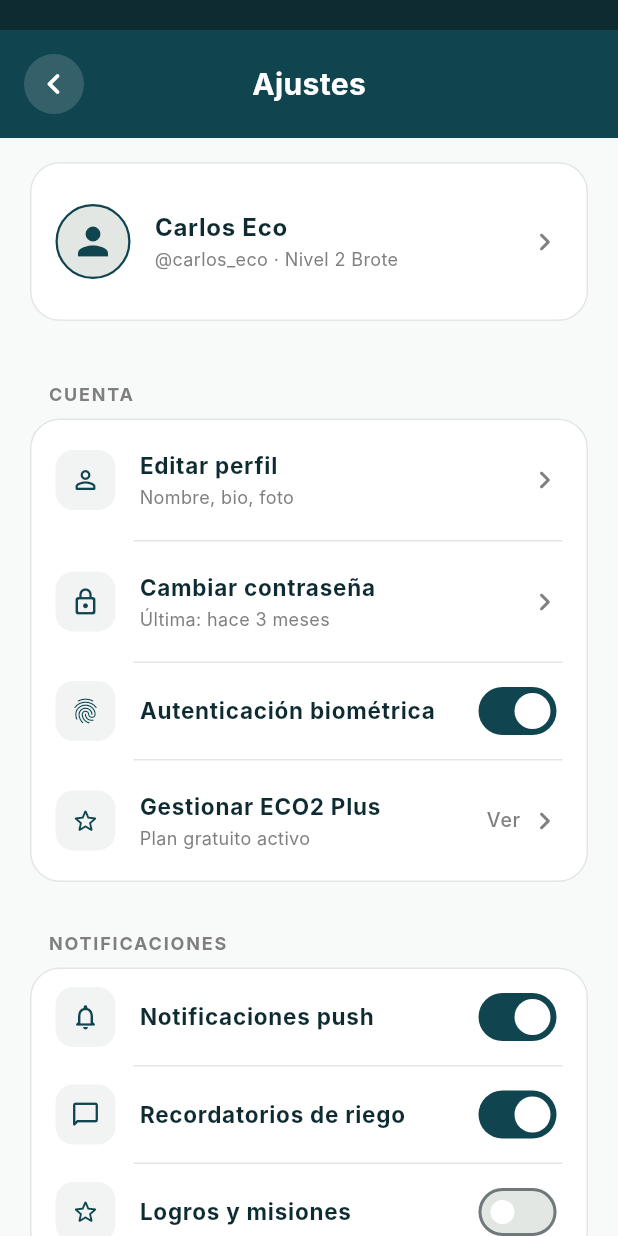
After one commit to ECO-2/FRONTEND-ECO-2, a Flutter app: the SettingsScreen screen opened by its route, on a phone screen of 412 x 824 dp. The commit adds this screen. Run offline on Flutter 3.47's test engine with Material 3 defaults, Android fonts, the phone set to English and light mode, and no system bars; accounts and stored records are empty; Roboto replaces fonts that are missing (Inter).

Commit message:
feat: add settings screen and update routing configuration

```diff
--- a/lib/routing/app_routes.dart
+++ b/lib/routing/app_routes.dart
@@ -5,6 +5,7 @@ import 'package:frontend_eco_2/screens/auth/register_screen.dart';
 import 'package:frontend_eco_2/screens/dashboard/dashboard_screen.dart';
 import 'package:frontend_eco_2/screens/notifications/notifications_screen.dart';
 import 'package:frontend_eco_2/screens/profile/edit_profile_screen.dart';
+import 'package:frontend_eco_2/screens/settings/settings_screen.dart';
 
 class AppRoutes {
   static const String welcome = '/';
@@ -59,7 +60,7 @@ class AppRoutes {
       case editProfile:
         return MaterialPageRoute(builder: (_) => const EditProfileScreen());
       case settings:
-        return MaterialPageRoute(builder: (_) => _placeholderScreen('Ajustes'));
+        return MaterialPageRoute(builder: (_) => const SettingsScreen());
       case greenFootprint:
         return MaterialPageRoute(builder: (_) => _placeholderScreen('Mi Huella Verde'));
       case missions:
--- a/lib/screens/notifications/notifications_screen.dart
+++ b/lib/screens/notifications/notifications_screen.dart
@@ -4,7 +4,6 @@ import 'package:provider/provider.dart';
 import 'package:frontend_eco_2/providers/providers.dart';
 import 'package:frontend_eco_2/theme/app_colors.dart';
 import 'package:frontend_eco_2/routing/app_routes.dart';
-import 'package:frontend_eco_2/widgets/common/custom_app_bar.dart';
 import 'package:frontend_eco_2/widgets/common/custom_status_bar.dart';
 
 class NotificationsScreen extends StatelessWidget {
--- /dev/null
+++ b/lib/screens/settings/settings_screen.dart
@@ -0,0 +1,418 @@
+import 'package:flutter/material.dart';
+import 'package:provider/provider.dart';
+import 'package:frontend_eco_2/providers/providers.dart';
+import 'package:frontend_eco_2/theme/app_colors.dart';
+import 'package:frontend_eco_2/routing/app_routes.dart';
+import 'package:frontend_eco_2/widgets/common/custom_status_bar.dart';
+
+class SettingsScreen extends StatefulWidget {
+  const SettingsScreen({super.key});
+
+  @override
+  State<SettingsScreen> createState() => _SettingsScreenState();
+}
+
+class _SettingsScreenState extends State<SettingsScreen> {
+  bool _biometricAuth = true;
+  bool _pushNotifications = true;
+  bool _wateringReminders = true;
+  bool _achievementsMissions = false;
+  late bool _darkMode;
+
+  @override
+  void initState() {
+    super.initState();
+    final themeProvider = Provider.of<ThemeProvider>(context, listen: false);
+    _darkMode = themeProvider.isDarkMode;
+  }
+
+  @override
+  Widget build(BuildContext context) {
+    final userProvider = Provider.of<UserProvider>(context);
+    final themeProvider = Provider.of<ThemeProvider>(context);
+    final user = userProvider.currentUser;
+
+    return Scaffold(
+      backgroundColor: AppColors.background,
+      body: Column(
+        children: [
+          const CustomStatusBar(),
+          _buildAppBar(context),
+          Expanded(
+            child: ListView(
+              padding: const EdgeInsets.symmetric(horizontal: 20.0, vertical: 16.0),
+              children: [
+                // Profile summary card
+                Container(
+                  margin: const EdgeInsets.only(bottom: 24),
+                  decoration: BoxDecoration(
+                    color: Colors.white,
+                    borderRadius: BorderRadius.circular(20),
+                    border: Border.all(color: const Color(0xFFE2E7E4), width: 1),
+                  ),
+                  child: ListTile(
+                    contentPadding: const EdgeInsets.all(16),
+                    leading: Container(
+                      width: 50,
+                      height: 50,
+                      decoration: BoxDecoration(
+                        shape: BoxShape.circle,
+                        color: const Color(0xFFE2E7E4),
+                        border: Border.all(color: AppColors.primary, width: 1.5),
+                      ),
+                      child: const Icon(
+                        Icons.person,
+                        size: 30,
+                        color: AppColors.primary,
+                      ),
+                    ),
+                    title: Text(
+                      user != null && user.username.isNotEmpty && user.username != 'usuario'
+                          ? user.username
+                          : 'Carlos Eco',
+                      style: const TextStyle(
+                        fontWeight: FontWeight.bold,
+                        fontSize: 16,
+                        color: AppColors.textPrimary,
+                        fontFamily: 'Inter',
+                      ),
+                    ),
+                    subtitle: Text(
+                      user != null && user.username.isNotEmpty && user.username != 'usuario'
+                          ? '@${user.username} · Nivel 2 Brote'
+                          : '@carlos_eco · Nivel 2 Brote',
+                      style: const TextStyle(
+                        fontSize: 12,
+                        color: AppColors.textSecondary,
+                        fontFamily: 'Inter',
+                      ),
+                    ),
+                    trailing: const Icon(Icons.chevron_right_rounded, color: AppColors.textSecondary),
+                    onTap: () => Navigator.pushNamed(context, AppRoutes.editProfile),
+                  ),
+                ),
+
+                // CUENTA Section
+                _buildSectionHeader('Cuenta'),
+                Container(
+                  decoration: BoxDecoration(
+                    color: Colors.white,
+                    borderRadius: BorderRadius.circular(20),
+                    border: Border.all(color: const Color(0xFFE2E7E4), width: 1),
+                  ),
+                  child: Column(
+                    children: [
+                      _buildSettingsItem(
+                        icon: Icons.person_outline_rounded,
+                        title: 'Editar perfil',
+                        subtitle: 'Nombre, bio, foto',
+                        onTap: () => Navigator.pushNamed(context, AppRoutes.editProfile),
+                      ),
+                      const Divider(height: 1, indent: 68, endIndent: 16, color: Color(0xFFE2E7E4)),
+                      _buildSettingsItem(
+                        icon: Icons.lock_outline_rounded,
+                        title: 'Cambiar contraseña',
+                        subtitle: 'Última: hace 3 meses',
+                        onTap: () {
+                          ScaffoldMessenger.of(context).showSnackBar(
+                            const SnackBar(content: Text('Función para cambiar contraseña próximamente 🔒')),
+                          );
+                        },
+                      ),
+                      const Divider(height: 1, indent: 68, endIndent: 16, color: Color(0xFFE2E7E4)),
+                      _buildSettingsItem(
+                        icon: Icons.fingerprint_rounded,
+                        title: 'Autenticación biométrica',
+                        trailing: _buildSwitch(
+                          value: _biometricAuth,
+                          onChanged: (val) {
+                            setState(() {
+                              _biometricAuth = val;
+                            });
+                          },
+                        ),
+                      ),
+                      const Divider(height: 1, indent: 68, endIndent: 16, color: Color(0xFFE2E7E4)),
+                      _buildSettingsItem(
+                        icon: Icons.star_outline_rounded,
+                        title: 'Gestionar ECO2 Plus',
+                        subtitle: 'Plan gratuito activo',
+                        trailing: Row(
+                          mainAxisSize: MainAxisSize.min,
+                          children: const [
+                            Text(
+                              'Ver',
+                              style: TextStyle(
+                                color: AppColors.textSecondary,
+                                fontSize: 13,
+                                fontFamily: 'Inter',
+                              ),
+                            ),
+                            SizedBox(width: 4),
+                            Icon(Icons.chevron_right_rounded, color: AppColors.textSecondary),
+                          ],
+                        ),
+                        onTap: () => Navigator.pushNamed(context, AppRoutes.premiumUpgrade),
+                      ),
+                    ],
+                  ),
+                ),
+                const SizedBox(height: 16),
+
+                // NOTIFICACIONES Section
+                _buildSectionHeader('Notificaciones'),
+                Container(
+                  decoration: BoxDecoration(
+                    color: Colors.white,
+                    borderRadius: BorderRadius.circular(20),
+                    border: Border.all(color: const Color(0xFFE2E7E4), width: 1),
+                  ),
+                  child: Column(
+                    children: [
+                      _buildSettingsItem(
+                        icon: Icons.notifications_none_rounded,
+                        title: 'Notificaciones push',
+                        trailing: _buildSwitch(
+                          value: _pushNotifications,
+                          onChanged: (val) {
+                            setState(() {
+                              _pushNotifications = val;
+                            });
+                          },
+                        ),
+                      ),
+                      const Divider(height: 1, indent: 68, endIndent: 16, color: Color(0xFFE2E7E4)),
+                      _buildSettingsItem(
+                        icon: Icons.chat_bubble_outline_rounded,
+                        title: 'Recordatorios de riego',
+                        trailing: _buildSwitch(
+                          value: _wateringReminders,
+                          onChanged: (val) {
+                            setState(() {
+                              _wateringReminders = val;
+                            });
+                          },
+                        ),
+                      ),
+                      const Divider(height: 1, indent: 68, endIndent: 16, color: Color(0xFFE2E7E4)),
+                      _buildSettingsItem(
+                        icon: Icons.star_outline_rounded,
+                        title: 'Logros y misiones',
+                        trailing: _buildSwitch(
+                          value: _achievementsMissions,
+                          onChanged: (val) {
+                            setState(() {
+                              _achievementsMissions = val;
+                            });
+                          },
+                        ),
+                      ),
+                    ],
+                  ),
+                ),
+                const SizedBox(height: 16),
+
+                // PREFERENCIAS Section
+                _buildSectionHeader('Preferencias'),
+                Container(
+                  decoration: BoxDecoration(
+                    color: Colors.white,
+                    borderRadius: BorderRadius.circular(20),
+                    border: Border.all(color: const Color(0xFFE2E7E4), width: 1),
+                  ),
+                  child: Column(
+                    children: [
+                      _buildSettingsItem(
+                        icon: Icons.language_rounded,
+                        title: 'Idioma',
+                        trailing: Row(
+                          mainAxisSize: MainAxisSize.min,
+                          children: const [
+                            Text(
+                              'Español',
+                              style: TextStyle(
+                                color: AppColors.textSecondary,
+                                fontSize: 13,
+                                fontFamily: 'Inter',
+                              ),
+                            ),
+                            SizedBox(width: 4),
+                            Icon(Icons.chevron_right_rounded, color: AppColors.textSecondary),
+                          ],
+                        ),
+                        onTap: () {
+                          ScaffoldMessenger.of(context).showSnackBar(
+                            const SnackBar(content: Text('Configuración de idioma próximamente 🌐')),
+                          );
+                        },
+                      ),
+                      const Divider(height: 1, indent: 68, endIndent: 16, color: Color(0xFFE2E7E4)),
+                      _buildSettingsItem(
+                        icon: Icons.dark_mode_outlined,
+                        title: 'Modo oscuro',
+                        trailing: _buildSwitch(
+                          value: _darkMode,
+                          onChanged: (val) {
+                            setState(() {
+                              _darkMode = val;
+                            });
+                            themeProvider.toggleTheme(val);
+                          },
+                        ),
+                      ),
+                      const Divider(height: 1, indent: 68, endIndent: 16, color: Color(0xFFE2E7E4)),
+                      _buildSettingsItem(
+                        icon: Icons.color_lens_outlined,
+                        title: 'Tema y colores',
+                        trailing: Row(
+                          mainAxisSize: MainAxisSize.min,
+                          children: const [
+                            Text(
+                              'Natural',
+                              style: TextStyle(
+                                color: AppColors.textSecondary,
+                                fontSize: 13,
+                                fontFamily: 'Inter',
+                              ),
+                            ),
+                            SizedBox(width: 4),
+                            Icon(Icons.chevron_right_rounded, color: AppColors.textSecondary),
+                          ],
+                        ),
+                        onTap: () {
+                          ScaffoldMessenger.of(context).showSnackBar(
+                            const SnackBar(content: Text('Configuración de tema próximamente 🎨')),
+                          );
+                        },
+                      ),
+                    ],
+                  ),
+                ),
+                const SizedBox(height: 40),
+              ],
+            ),
+          ),
+        ],
+      ),
+    );
+  }
+
+  Widget _buildSectionHeader(String title) {
+    return Padding(
+      padding: const EdgeInsets.only(left: 12.0, bottom: 8.0, top: 16.0),
+      child: Text(
+        title.toUpperCase(),
+        style: const TextStyle(
+          fontSize: 12,
+          fontWeight: FontWeight.bold,
+          color: AppColors.textSecondary,
+          letterSpacing: 1.2,
+          fontFamily: 'Inter',
+        ),
+      ),
+    );
+  }
+
+  Widget _buildSettingsItem({
+    required IconData icon,
+    required String title,
+    String? subtitle,
+    Widget? trailing,
+    VoidCallback? onTap,
+  }) {
+    return ListTile(
+      contentPadding: const EdgeInsets.symmetric(horizontal: 16, vertical: 4),
+      leading: Container(
+        width: 40,
+        height: 40,
+        decoration: BoxDecoration(
+          color: const Color(0xFFF1F4F3), // Light greyish green background
+          borderRadius: BorderRadius.circular(12),
+        ),
+        child: Icon(icon, color: AppColors.primary, size: 20),
+      ),
+      title: Text(
+        title,
+        style: const TextStyle(
+          fontWeight: FontWeight.bold,
+          fontSize: 15,
+          color: AppColors.textPrimary,
+          fontFamily: 'Inter',
+        ),
+      ),
+      subtitle: subtitle != null
+          ? Text(
+              subtitle,
+              style: const TextStyle(
+                fontSize: 12,
+                color: AppColors.textSecondary,
+                fontFamily: 'Inter',
+              ),
+            )
+          : null,
+      trailing: trailing ?? const Icon(Icons.chevron_right_rounded, color: AppColors.textSecondary),
+      onTap: onTap,
+    );
+  }
+
+  Widget _buildSwitch({required bool value, required ValueChanged<bool> onChanged}) {
+    return Switch(
+      value: value,
+      onChanged: onChanged,
+      activeThumbColor: Colors.white,
+      activeTrackColor: AppColors.primary,
+      inactiveThumbColor: Colors.white,
+      inactiveTrackColor: const Color(0xFFE2E7E4),
+      materialTapTargetSize: MaterialTapTargetSize.shrinkWrap,
+    );
+  }
+
+  Widget _buildAppBar(BuildContext context) {
+    return Container(
+      height: 72,
+      color: AppColors.primary,
+      padding: const EdgeInsets.symmetric(horizontal: 16.0),
+      child: Row(
+        mainAxisAlignment: MainAxisAlignment.spaceBetween,
+        children: [
+          // Back button
+          Material(
+            color: Colors.transparent,
+            child: InkWell(
+              onTap: () => Navigator.of(context).pop(),
+              customBorder: const CircleBorder(),
+              child: Container(
+                width: 40,
+                height: 40,
+                decoration: BoxDecoration(
+                  shape: BoxShape.circle,
+                  color: Colors.white.withValues(alpha: 0.15),
+                ),
+                alignment: Alignment.center,
+                child: const Icon(
+                  Icons.chevron_left_rounded,
+                  color: Colors.white,
+                  size: 28,
+                ),
+              ),
+            ),
+          ),
+
+          // Title
+          const Text(
+            'Ajustes',
+            style: TextStyle(
+              color: Colors.white,
+              fontWeight: FontWeight.bold,
+              fontSize: 20,
+              fontFamily: 'Inter',
+            ),
+          ),
+
+          // Empty placeholder to balance the back button alignment
+          const SizedBox(width: 40),
+        ],
+      ),
+    );
+  }
+}
```
